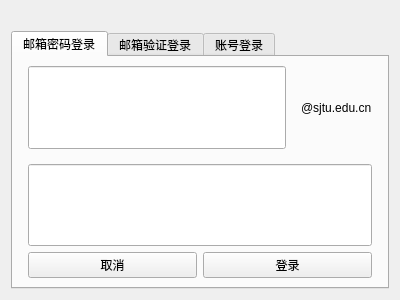
Old version of the form src/loginwindow.ui in the repository creeper12356/jcourse_local.
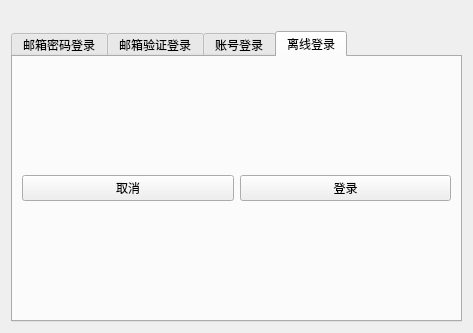
New version of the form. The open tabs and pages were chosen to show the change.

Commit message: 添加离线登录功能，只允许离线检索

Patch:
```diff
--- a/src/loginwindow.ui
+++ b/src/loginwindow.ui
@@ -6,8 +6,8 @@
    <rect>
     <x>0</x>
     <y>0</y>
-    <width>400</width>
-    <height>300</height>
+    <width>473</width>
+    <height>333</height>
    </rect>
   </property>
   <property name="windowTitle">
@@ -260,6 +260,31 @@
        </item>
       </layout>
      </widget>
+     <widget class="QWidget" name="offline_tab">
+      <attribute name="title">
+       <string>离线登录</string>
+      </attribute>
+      <layout class="QVBoxLayout" name="verticalLayout">
+       <item>
+        <layout class="QHBoxLayout" name="horizontalLayout_13">
+         <item>
+          <widget class="QPushButton" name="offline_cancel_button">
+           <property name="text">
+            <string>取消</string>
+           </property>
+          </widget>
+         </item>
+         <item>
+          <widget class="QPushButton" name="offline_login_button">
+           <property name="text">
+            <string>登录</string>
+           </property>
+          </widget>
+         </item>
+        </layout>
+       </item>
+      </layout>
+     </widget>
     </widget>
    </item>
   </layout>
```
The commit also changes 9 other files.
